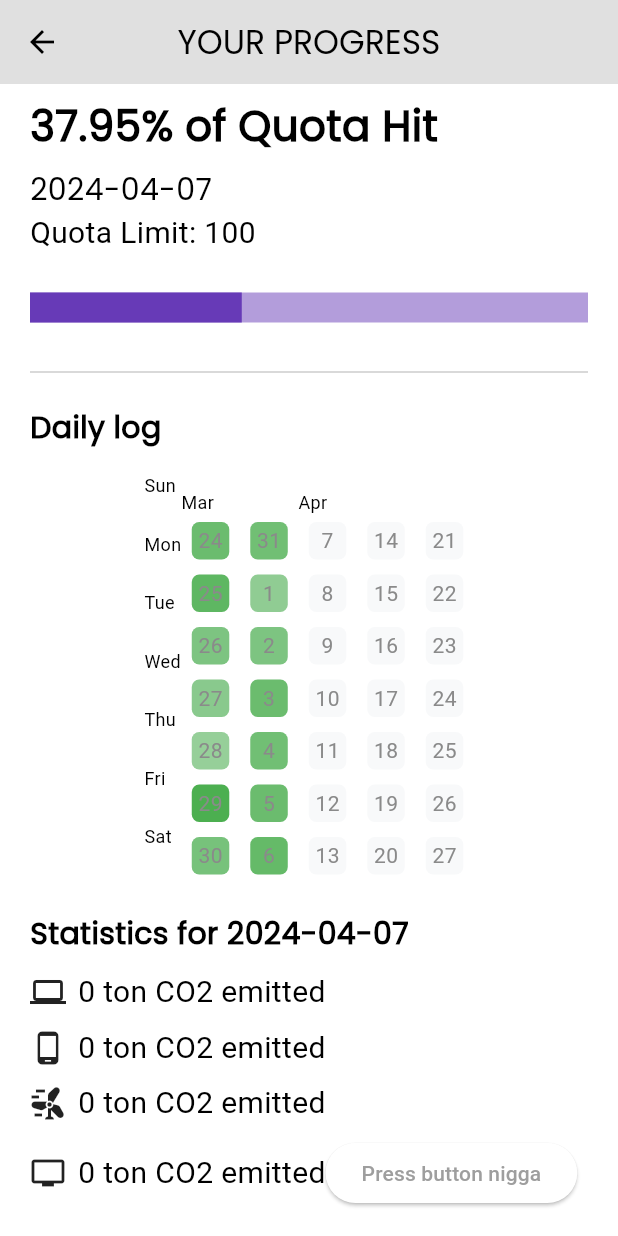
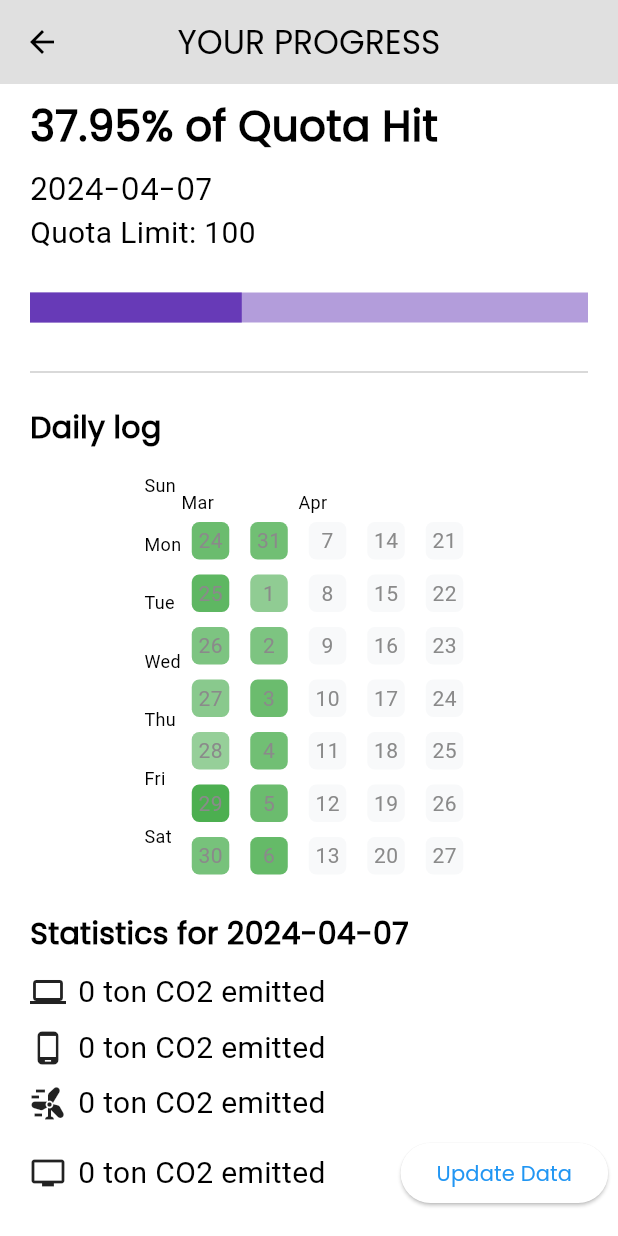
Before and after one commit to mixter3011/Eco_App, a Flutter app: the HomePage screen opened directly, in the side drawer, after a tap on an icon or button, on a phone screen of 412 x 824 dp. Run offline on Flutter 3.47's test engine with Material 3 defaults, Android fonts, the phone set to English and light mode, and no system bars; drawn by our look-alikes of flutter_heatmap_calendar, percent_indicator; our stand-ins replace google_fonts, pie_chart; network calls fail.

```diff
--- a/lib/components/my_drawer.dart
+++ b/lib/components/my_drawer.dart
@@ -1,6 +1,7 @@
 import 'package:flutter/material.dart';
 import 'package:smarthomeui/components/my_drawer_tile.dart';
 import 'package:smarthomeui/pages/add_emission_page.dart';
+import 'package:smarthomeui/pages/assistance_page.dart';
 import 'package:smarthomeui/pages/meta_mask_wallet_page.dart';
 import 'package:smarthomeui/pages/quota.dart';
 import 'package:smarthomeui/pages/redeem_page.dart';
@@ -40,7 +41,7 @@ class MyDrawer extends StatelessWidget {
             onTap: () => Navigator.pop(context),
           ),
 
-          const SizedBox(height: 20),
+          const SizedBox(height: 10),
 
           // Progress/Quota
           MyDrawerTile(
@@ -57,7 +58,7 @@ class MyDrawer extends StatelessWidget {
             },
           ),
 
-          const SizedBox(height: 20),
+          const SizedBox(height: 10),
 
           // carbon footprint list title
           MyDrawerTile(
@@ -74,7 +75,7 @@ class MyDrawer extends StatelessWidget {
             },
           ),
 
-          const SizedBox(height: 20),
+          const SizedBox(height: 10),
 
           // Redeem list title
           MyDrawerTile(
@@ -90,12 +91,12 @@ class MyDrawer extends StatelessWidget {
             },
           ),
 
-          const SizedBox(height: 20),
+          const SizedBox(height: 10),
 
           // Redeem list title
           MyDrawerTile(
             text: "M Y  C O U P O N S",
-            icon: Icons.redeem,
+            icon: Icons.airplane_ticket_outlined,
             onTap: () {
               Navigator.pop(context);
               Navigator.push(
@@ -106,7 +107,21 @@ class MyDrawer extends StatelessWidget {
             },
           ),
 
-          const SizedBox(height: 20),
+          const SizedBox(height: 10),
+
+          MyDrawerTile(
+            text: "A S S I S T A N C E",
+            icon: Icons.android,
+            onTap: () {
+              Navigator.pop(context);
+              Navigator.push(
+                context,
+                MaterialPageRoute(
+                  builder: (context) => const AssistancePage(),
+                ),
+              );
+            },
+          ),
 
           // settings list title
           MyDrawerTile(
@@ -138,7 +153,6 @@ class MyDrawer extends StatelessWidget {
                   ),
                 );
               }),
-          const SizedBox(height: 25),
         ],
       ),
     );
--- a/lib/pages/add_emission_page.dart
+++ b/lib/pages/add_emission_page.dart
@@ -13,7 +13,7 @@ class AddEmissionPage extends StatefulWidget {
 List emissions = [
   // [ emissionType, emissionValue ]
   ["Food", 0.0],
-  ["Electricity", 0.0],
+  ["Electricity", 37.0],
   ["Vehicle", 0.0],
   ["Purchases", 0.0],
 ];
@@ -86,7 +86,11 @@ class _AddEmissionPageState extends State<AddEmissionPage> {
   Widget build(BuildContext context) {
     return Scaffold(
       appBar: AppBar(
-        title: const Text("ADD EMISSION",style: TextStyle(fontFamily: "Poppins"),),
+        title: const Text(
+          "ADD EMISSION",
+          style: TextStyle(fontFamily: "Poppins"),
+        ),
+        centerTitle: true,
         backgroundColor: Theme.of(context).colorScheme.background,
       ),
       body: Column(
@@ -112,7 +116,8 @@ class _AddEmissionPageState extends State<AddEmissionPage> {
                       children: [
                         Text(
                           "$emissionsValue ",
-                          style: const TextStyle(fontSize: 48, fontFamily: "Poppins"),
+                          style: const TextStyle(
+                              fontSize: 48, fontFamily: "Poppins"),
                         ),
                         const Text(
                           "ton CO₂",
@@ -189,12 +194,15 @@ class _AddEmissionPageState extends State<AddEmissionPage> {
                       Text(
                         '${emission[0]} Emissions:',
                         style: const TextStyle(
-                            fontSize: 16, fontWeight: FontWeight.bold, fontFamily: "Poppins"),
+                            fontSize: 16,
+                            fontWeight: FontWeight.bold,
+                            fontFamily: "Poppins"),
                       ),
                       const SizedBox(width: 8),
                       Text(
                         '${emission[1].toStringAsFixed(1)}',
-                        style: const TextStyle(fontSize: 16, fontFamily: "Poppins"),
+                        style: const TextStyle(
+                            fontSize: 16, fontFamily: "Poppins"),
                       ),
                     ],
                   ),
--- a/lib/pages/quota.dart
+++ b/lib/pages/quota.dart
@@ -383,9 +383,10 @@ class _QuotaPageState extends State<QuotaPage> {
                         // fontWeight: FontWeight.bold,
                       ),
                     ),
+                    const SizedBox(width: 50),
                     ElevatedButton(onPressed: () {
                       sendPostRequest();
-                    }, child: const Text("Press button nigga"))
+                    }, child: const Text("Update Data", style: TextStyle(fontFamily: "Poppins", color: Colors.blue),))
                   ],
                 ),
               ],
```
Also changed, not shown: lib/pages/assistance_page.dart (added, +81 -0 lines).
